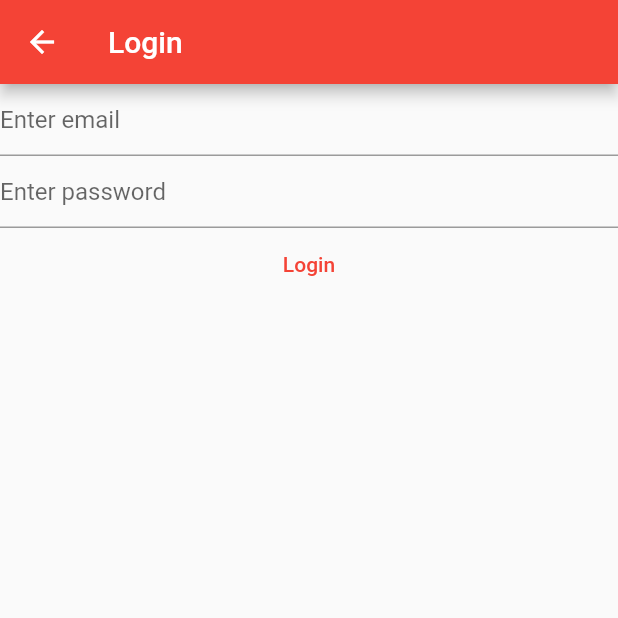
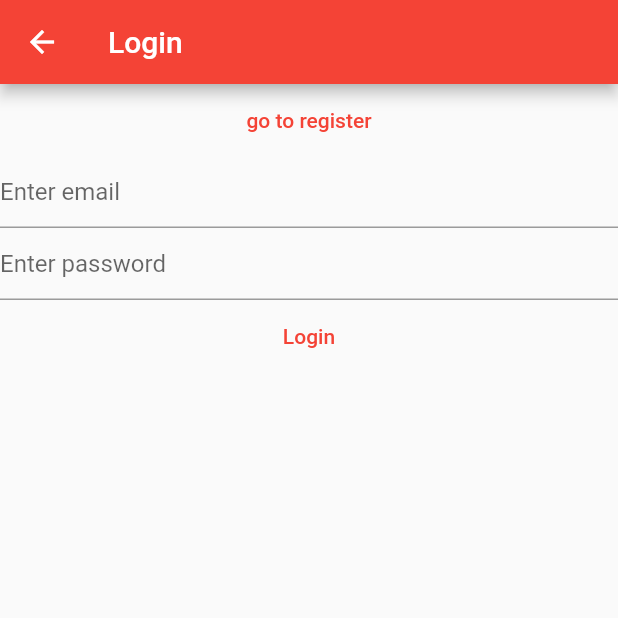
Before and after one commit to udayaKavinda/Flutter-Test-app, a Flutter app: the LoginView screen opened directly, after a tap on "Login", on a phone screen of 412 x 824 dp, the top half of it. Run offline on Flutter 3.47's test engine with Material 2 defaults, Android fonts, the light colour scheme and no system bars; our stand-ins replace firebase_auth, firebase_core; accounts and stored records are empty; network calls fail.

Commit message:
udaya comiit

```diff
--- a/lib/views/login.dart
+++ b/lib/views/login.dart
@@ -44,6 +44,15 @@ class _LoginViewState extends State<LoginView> {
             case ConnectionState.done:
               return Column(
                 children: [
+                  TextButton(
+                    onPressed: () {
+                      Navigator.of(context).pushNamedAndRemoveUntil(
+                        '/register/',
+                        (route) => false,
+                      );
+                    },
+                    child: const Text('go to register'),
+                  ),
                   TextField(
                     controller: email,
                     enableSuggestions: false,
@@ -64,6 +73,8 @@ class _LoginViewState extends State<LoginView> {
                   ),
                   TextButton(
                     onPressed: () async {
+                      final user = FirebaseAuth.instance.currentUser;
+                      print(user);
                       final aemail = email.text;
                       final apassword = password.text;
 
```
